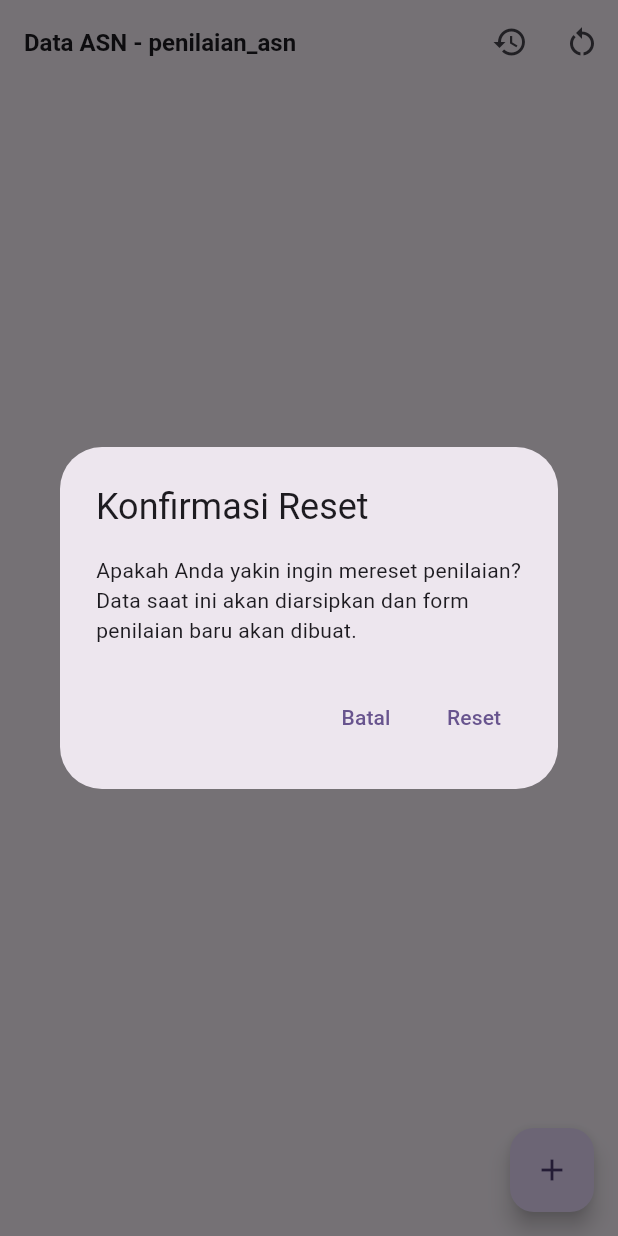
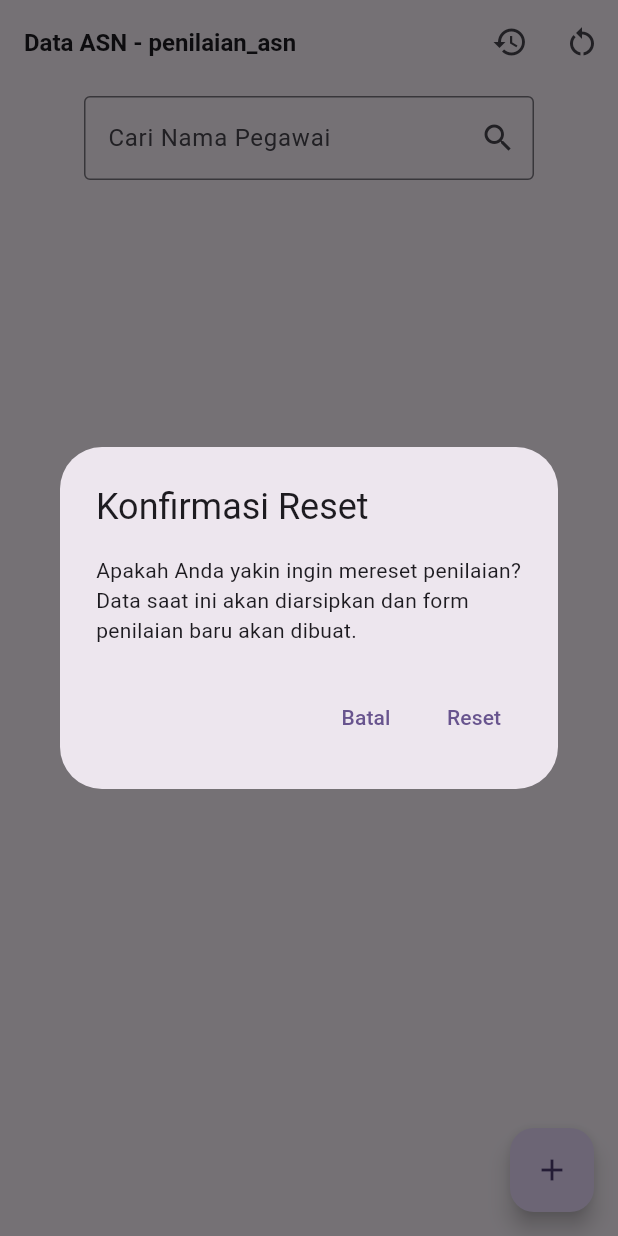
Before and after one commit to louis-sxcv45/BOPEN-Application, a Flutter app: the AsnDataScreen screen opened directly, after a tap on the "restart alt" icon, on a phone screen of 412 x 824 dp. Run offline on Flutter 3.47's test engine with Material 3 defaults, Android fonts, the phone set to English and light mode, and no system bars; our stand-ins replace cloud_firestore, connectivity_plus, dropdown_textfield, firebase_core, google_fonts; accounts and stored records are empty.

Commit message:
finishing application

```diff
--- a/lib/src/common_widgets/voting_text_filed.dart
+++ b/lib/src/common_widgets/voting_text_filed.dart
@@ -3,6 +3,7 @@ import 'package:flutter/services.dart';
 import 'package:project_pkl/src/style_manager/color_manager.dart';
 import 'package:project_pkl/src/style_manager/font_family_manager.dart';
 import 'package:project_pkl/src/style_manager/values_manager.dart';
+import 'package:project_pkl/textInputFormater/range_text_input_formater.dart';
 
 class VotingTextField extends StatelessWidget {
   const VotingTextField({super.key, required this.title, required this.hintText, required this.votingFieldController});
@@ -34,9 +35,10 @@ class VotingTextField extends StatelessWidget {
           keyboardType: TextInputType.number,
           inputFormatters: [
             FilteringTextInputFormatter.digitsOnly,
+            RangeTextInputFormater(min: 0, max: 100),
           ],
           decoration: InputDecoration(
-            hintText: hintText,
+            hintText: "$hintText (0-100)",
             border: OutlineInputBorder(
               borderRadius: BorderRadius.circular(AppSize.s12),
               borderSide: BorderSide(
--- a/lib/src/features/asn_page/UI/asn_data_screen.dart
+++ b/lib/src/features/asn_page/UI/asn_data_screen.dart
@@ -17,6 +17,8 @@ class _AsnDataScreenState extends State<AsnDataScreen> {
   bool sortAscending = false; // Default descending order
   final AsnCollectionManager _collectionManager = AsnCollectionManager();
   String currentCollection = 'penilaian_asn';
+  final TextEditingController _searchController = TextEditingController();
+  String _searchQuery = '';
 
   @override
   void initState() {
@@ -127,7 +129,31 @@ class _AsnDataScreenState extends State<AsnDataScreen> {
         },
         child: const Icon(Icons.add),
       ),
-      body: StreamBuilder<QuerySnapshot>(
+      body: Column(
+        children: [
+          Padding(
+            padding: const EdgeInsets.all(8.0),
+            child: SizedBox(
+              width: 300, // Atur ukuran sesuai kebutuhan
+              child: TextField(
+                controller: _searchController,
+                autofocus: false,
+                decoration: const InputDecoration(
+                  labelText: 'Cari Nama Pegawai',
+                  border: OutlineInputBorder(),
+                  suffixIcon: Icon(Icons.search),
+                ),
+                onChanged: (value) {
+                  setState(() {
+                    _searchQuery = value.toLowerCase();
+                  });
+                },
+              ),
+            ),
+          ),
+
+          Expanded(
+            child: StreamBuilder<QuerySnapshot>(
               stream: FirebaseFirestore.instance.collection(currentCollection).snapshots(),
               builder: (context, snapshot) {
                 if (snapshot.connectionState == ConnectionState.waiting) {
@@ -148,6 +174,12 @@ class _AsnDataScreenState extends State<AsnDataScreen> {
                   };
                 }).toList();
 
+                if (_searchQuery.isNotEmpty) {
+                  employees = employees.where((employee) {
+                    final String nama = employee['data']['nama']?.toString().toLowerCase() ?? '';
+                    return nama.contains(_searchQuery);
+                  }).toList();
+                }
                 // Sort the data without setState
                 employees = _sortData(employees);
 
@@ -259,6 +291,9 @@ class _AsnDataScreenState extends State<AsnDataScreen> {
                 );
               },
             ),
+          ),
+        ],
+      ),
     );
   }
 }
--- a/lib/src/features/detail_page/asn_detail_page.dart
+++ b/lib/src/features/detail_page/asn_detail_page.dart
@@ -72,7 +72,7 @@ class _AsnDetailPageState extends State<AsnDetailPage> {
             child: Padding(
               padding: const EdgeInsets.all(16.0),
               child: Column(
-                crossAxisAlignment: CrossAxisAlignment.start,
+                crossAxisAlignment: CrossAxisAlignment.stretch,
                 children: [
                   // Profile Card
                   Card(
--- a/lib/src/features/detail_page/non_asn_detail_page.dart
+++ b/lib/src/features/detail_page/non_asn_detail_page.dart
@@ -72,7 +72,7 @@ class _NonAsnDetailPageState extends State<NonAsnDetailPage> {
             child: Padding(
               padding: const EdgeInsets.all(16.0),
               child: Column(
-                crossAxisAlignment: CrossAxisAlignment.start,
+                crossAxisAlignment: CrossAxisAlignment.stretch,
                 children: [
                   // Profile Card
                   Card(
```
Also changed, not shown: lib/src/features/non_asn_page/non_asn_data_screen.dart (+38 -1 lines), lib/textInputFormater/range_text_input_formater.dart (added, +21 -0 lines). Lines whose indentation alone changed are shown as unchanged.
